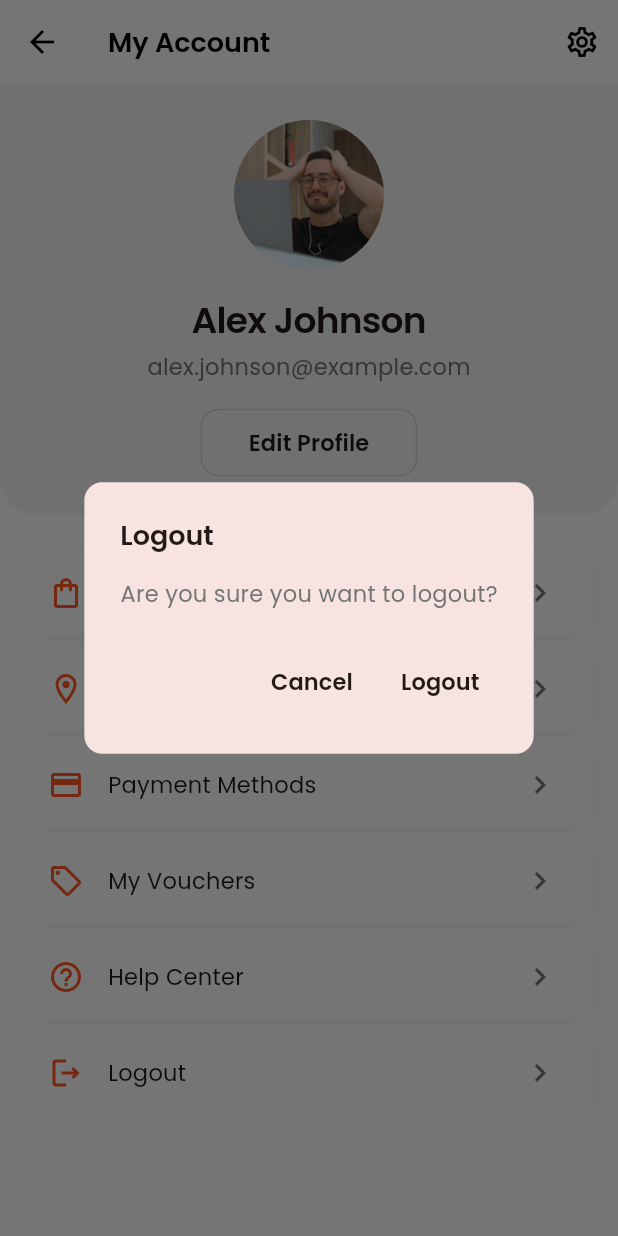
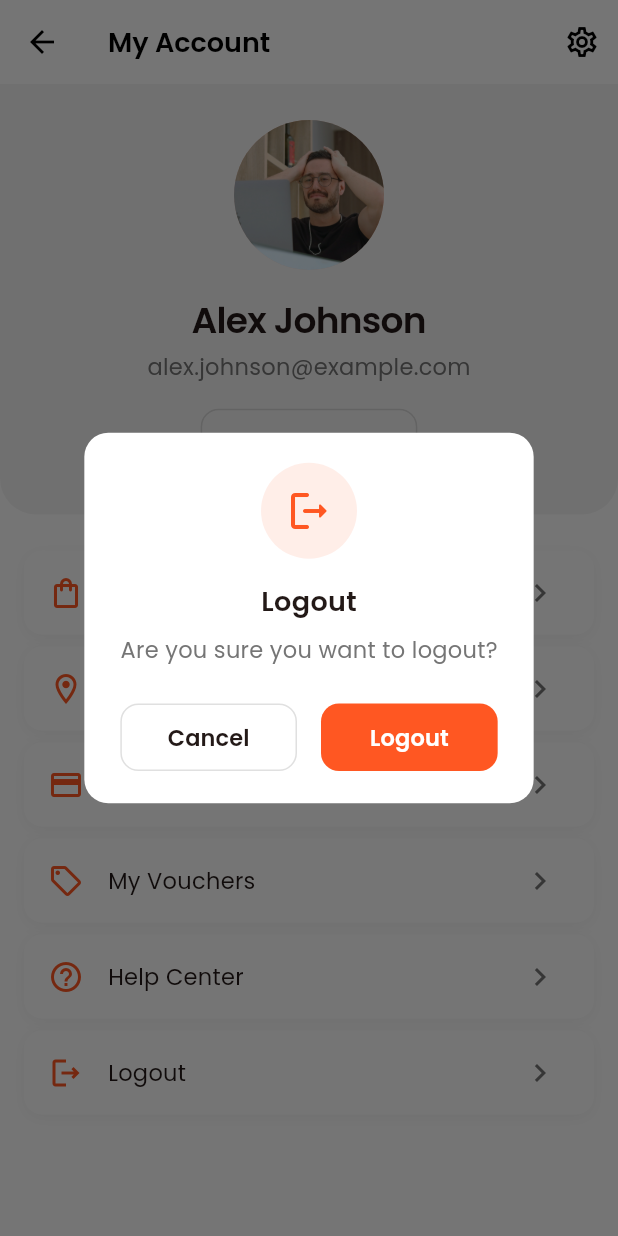
Before and after one commit to Edil-Ayehu/UI-2-Ecommerce-, a Flutter app: the AccountScreen screen opened directly, after a tap on "Logout", on a phone screen of 412 x 824 dp. Run offline on Flutter 3.47's test engine with Material 3 defaults, Android fonts, the phone set to English and light mode, and no system bars; our stand-ins replace get, get_storage, google_fonts, share_plus; accounts and stored records are empty.

Commit message:
sleeker logout dialog

```diff
--- a/lib/view/pages/account_screen.dart
+++ b/lib/view/pages/account_screen.dart
@@ -1,4 +1,6 @@
+import 'package:ecommerce_ui/controllers/auth_controller.dart';
 import 'package:ecommerce_ui/utils/app_textstyles.dart';
+import 'package:ecommerce_ui/view/pages/auth/signin_screen.dart';
 import 'package:ecommerce_ui/view/pages/settings_screen.dart';
 import 'package:flutter/material.dart';
 import 'package:get/get.dart';
@@ -162,28 +164,59 @@ class AccountScreen extends StatelessWidget {
 
     Get.dialog(
       AlertDialog(
+        backgroundColor: Theme.of(context).scaffoldBackgroundColor,
         shape: RoundedRectangleBorder(
-          borderRadius: BorderRadius.circular(12),
+          borderRadius: BorderRadius.circular(16),
         ),
-        title: Text(
+        contentPadding:
+            const EdgeInsets.symmetric(horizontal: 24, vertical: 20),
+        content: Column(
+          mainAxisSize: MainAxisSize.min,
+          children: [
+            Container(
+              padding: const EdgeInsets.all(16),
+              decoration: BoxDecoration(
+                color: Theme.of(context).primaryColor.withOpacity(0.1),
+                shape: BoxShape.circle,
+              ),
+              child: Icon(
+                Icons.logout_rounded,
+                color: Theme.of(context).primaryColor,
+                size: 32,
+              ),
+            ),
+            const SizedBox(height: 16),
+            Text(
               'Logout',
               style: AppTextStyle.withColor(
                 AppTextStyle.h3,
                 Theme.of(context).textTheme.bodyLarge!.color!,
               ),
             ),
-        content: Text(
+            const SizedBox(height: 8),
+            Text(
               'Are you sure you want to logout?',
+              textAlign: TextAlign.center,
               style: AppTextStyle.withColor(
                 AppTextStyle.bodyMedium,
                 isDark ? Colors.grey[400]! : Colors.grey[600]!,
               ),
             ),
-        actions: [
-          TextButton(
-            onPressed: () {
-              Get.back();
-            },
+            const SizedBox(height: 24),
+            Row(
+              children: [
+                Expanded(
+                  child: OutlinedButton(
+                    onPressed: () => Get.back(),
+                    style: OutlinedButton.styleFrom(
+                      padding: const EdgeInsets.symmetric(vertical: 12),
+                      side: BorderSide(
+                        color: isDark ? Colors.grey[700]! : Colors.grey[300]!,
+                      ),
+                      shape: RoundedRectangleBorder(
+                        borderRadius: BorderRadius.circular(12),
+                      ),
+                    ),
                     child: Text(
                       'Cancel',
                       style: AppTextStyle.withColor(
@@ -192,20 +225,39 @@ class AccountScreen extends StatelessWidget {
                       ),
                     ),
                   ),
-          TextButton(
+                ),
+                const SizedBox(width: 16),
+                Expanded(
+                  child: ElevatedButton(
                     onPressed: () {
-              // Handle logout
+                      final AuthController authController =
+                          Get.find<AuthController>();
+                      authController.logout();
+                      Get.offAll(() => SignInScreen());
                     },
+                    style: ElevatedButton.styleFrom(
+                      backgroundColor: Theme.of(context).primaryColor,
+                      padding: const EdgeInsets.symmetric(vertical: 12),
+                      elevation: 0,
+                      shape: RoundedRectangleBorder(
+                        borderRadius: BorderRadius.circular(12),
+                      ),
+                    ),
                     child: Text(
                       'Logout',
                       style: AppTextStyle.withColor(
                         AppTextStyle.buttonMedium,
-                Theme.of(context).textTheme.bodyLarge!.color!,
+                        Colors.white,
+                      ),
                     ),
                   ),
                 ),
               ],
             ),
+          ],
+        ),
+      ),
+      barrierColor: Colors.black54,
     );
   }
 }
```
Lines whose indentation alone changed are shown as unchanged.
